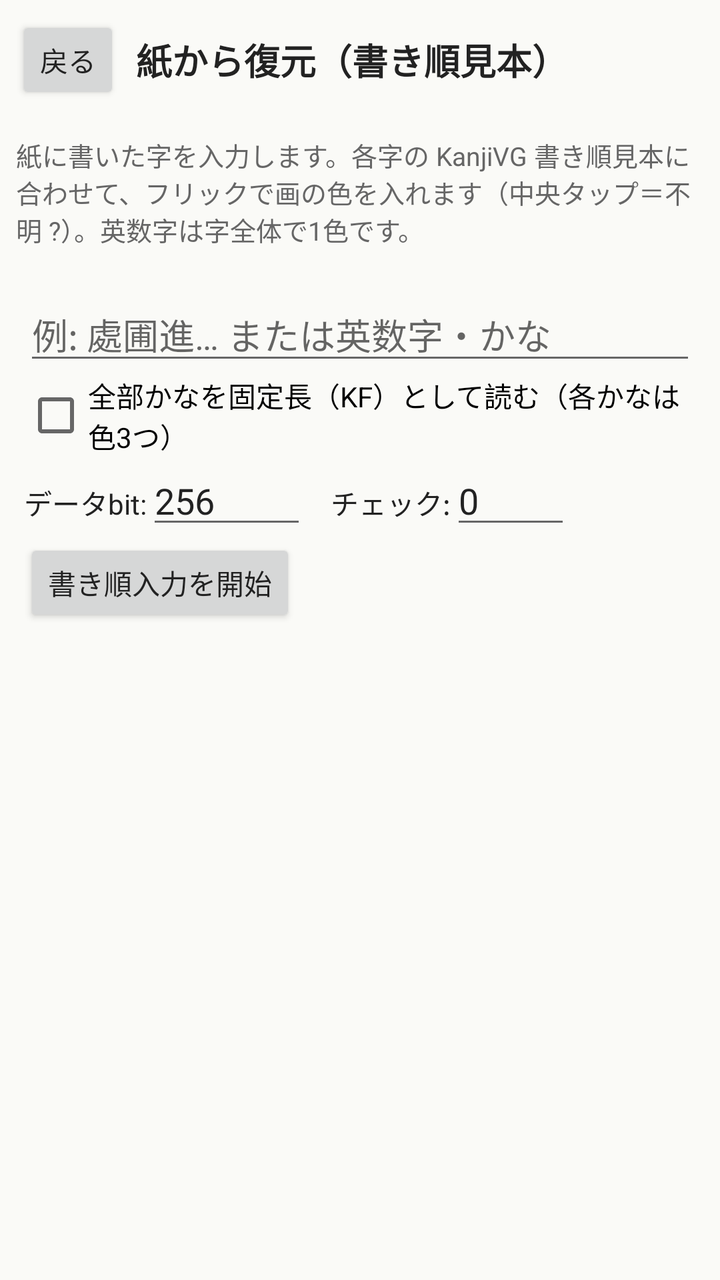
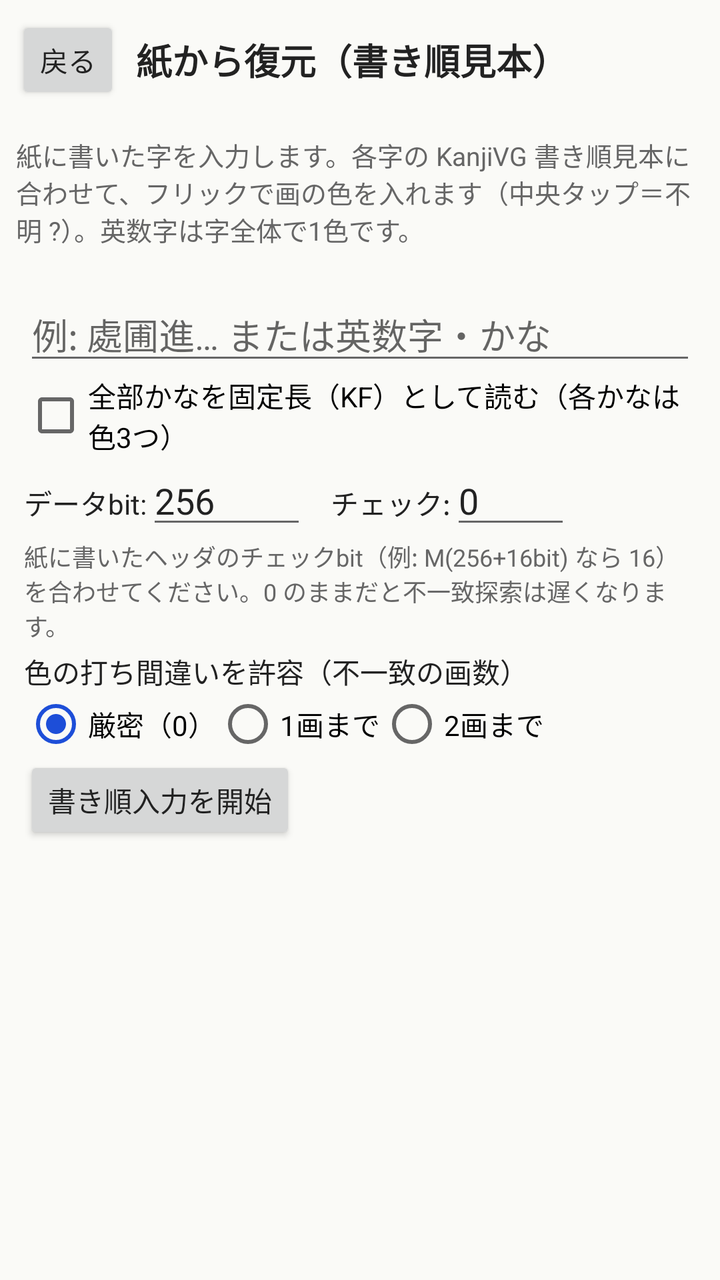

The first picture is an Android layout as it rendered before a commit; the second is the same layout after the commit. The layout source and the unified diff follow.
<!-- AndroidManifest.xml: application theme AppTheme -->
<!-- res/layout/activity_restore.xml -->
<?xml version="1.0" encoding="utf-8"?>
<LinearLayout xmlns:android="http://schemas.android.com/apk/res/android"
    android:id="@+id/root"
    android:layout_width="match_parent"
    android:layout_height="match_parent"
    android:orientation="vertical"
    android:background="?android:attr/colorBackground">

    <LinearLayout android:layout_width="match_parent" android:layout_height="wrap_content"
        android:orientation="horizontal" android:gravity="center_vertical" android:padding="8dp">
        <Button android:id="@+id/bBack" android:layout_width="wrap_content" android:layout_height="wrap_content"
            android:text="@string/kp_back" android:textAllCaps="false" />
        <TextView android:layout_width="0dp" android:layout_height="wrap_content" android:layout_weight="1"
            android:text="@string/restore_title" android:textSize="18sp" android:textStyle="bold"
            android:paddingStart="8dp" android:textColor="@color/text" />
    </LinearLayout>

    <TextView android:id="@+id/restoreHelp" android:layout_width="match_parent" android:layout_height="wrap_content"
        android:text="@string/restore_help" android:textSize="13sp" android:textColor="@color/dim" android:padding="8dp" />

    
    <LinearLayout android:id="@+id/panelChars" android:layout_width="match_parent" android:layout_height="0dp"
        android:layout_weight="1" android:orientation="vertical" android:padding="12dp">
        <EditText android:id="@+id/charsIn" android:layout_width="match_parent" android:layout_height="wrap_content"
            android:hint="@string/restore_chars_hint" android:inputType="text" android:maxLines="3"
            android:importantForAutofill="no" android:saveEnabled="false"
            android:imeOptions="flagNoPersonalizedLearning" />
        <CheckBox android:id="@+id/cbKf" android:layout_width="match_parent" android:layout_height="wrap_content"
            android:text="@string/restore_kf" />
        <LinearLayout android:layout_width="match_parent" android:layout_height="wrap_content" android:orientation="horizontal">
            <TextView android:layout_width="wrap_content" android:layout_height="wrap_content"
                android:text="@string/restore_bits" android:textColor="@color/text" />
            <EditText android:id="@+id/dataBits" android:layout_width="80dp" android:layout_height="wrap_content"
                android:inputType="number" android:text="256" android:saveEnabled="false" />
            <TextView android:layout_width="wrap_content" android:layout_height="wrap_content"
                android:text="@string/restore_check" android:textColor="@color/text" android:paddingStart="12dp" />
            <EditText android:id="@+id/checkBits" android:layout_width="60dp" android:layout_height="wrap_content"
                android:inputType="number" android:text="0" android:saveEnabled="false" />
        </LinearLayout>
        <Button android:id="@+id/bStartStrokes" android:layout_width="wrap_content" android:layout_height="wrap_content"
            android:text="@string/restore_start" android:textAllCaps="false" />
        <TextView android:id="@+id/charsErr" android:layout_width="match_parent" android:layout_height="wrap_content"
            android:textColor="@color/err" />
    </LinearLayout>

    
    <ScrollView android:id="@+id/panelStrokes" android:layout_width="match_parent" android:layout_height="0dp"
        android:layout_weight="1" android:visibility="gone">
        <LinearLayout android:layout_width="match_parent" android:layout_height="wrap_content"
            android:orientation="vertical" android:padding="12dp" android:gravity="center_horizontal">
            <TextView android:id="@+id/strokeProgress" android:layout_width="match_parent" android:layout_height="wrap_content"
                android:textColor="@color/text" android:textSize="14sp" android:gravity="center" />
            <FrameLayout android:id="@+id/sampleBox" android:layout_width="200dp" android:layout_height="200dp"
                android:layout_marginTop="8dp" android:background="@drawable/section_bg" />
            <TextView android:id="@+id/alphaHint" android:layout_width="match_parent" android:layout_height="wrap_content"
                android:textColor="@color/dim" android:gravity="center" android:visibility="gone" />
            <TextView android:id="@+id/strokeGuide" android:layout_width="match_parent" android:layout_height="wrap_content"
                android:text="@string/restore_flick_guide" android:textColor="@color/dim" android:gravity="center"
                android:paddingTop="6dp" />
            <com.zmlworks.kanjicolorkey.FlickColorView
                android:id="@+id/flick"
                android:layout_width="240dp"
                android:layout_height="240dp"
                android:layout_marginTop="4dp" />
            <LinearLayout android:layout_width="match_parent" android:layout_height="wrap_content"
                android:orientation="horizontal" android:gravity="center">
                <Button android:id="@+id/bUndo" android:layout_width="wrap_content" android:layout_height="wrap_content"
                    android:text="@string/restore_undo" android:textAllCaps="false" />
                <Button android:id="@+id/bSkipChar" android:layout_width="wrap_content" android:layout_height="wrap_content"
                    android:text="@string/restore_back_char" android:textAllCaps="false" />
            </LinearLayout>
            <TextView android:id="@+id/colorsSoFar" android:layout_width="match_parent" android:layout_height="wrap_content"
                android:typeface="monospace" android:textColor="@color/text" android:textSize="12sp"
                android:paddingTop="8dp" />
        </LinearLayout>
    </ScrollView>

    
    <ScrollView android:id="@+id/panelResults" android:layout_width="match_parent" android:layout_height="0dp"
        android:layout_weight="1" android:visibility="gone">
        <LinearLayout android:id="@+id/resultsBox" android:layout_width="match_parent" android:layout_height="wrap_content"
            android:orientation="vertical" android:padding="12dp" />
    </ScrollView>

    <TextView android:id="@+id/status" android:layout_width="match_parent" android:layout_height="wrap_content"
        android:textColor="@color/dim" android:padding="8dp" />
</LinearLayout>
<!-- resources referenced by this layout -->
<resources>
  <color name="dim">#FF666666</color>
  <color name="err">#FFBB0000</color>
  <color name="text">#FF222222</color>
  <!-- drawable section_bg (drawable) -->
  <?xml version="1.0" encoding="utf-8"?>
  <shape xmlns:android="http://schemas.android.com/apk/res/android" android:shape="rectangle">
      <solid android:color="@color/card" />
      <stroke android:width="1dp" android:color="@color/line" />
      <corners android:radius="8dp" />
  </shape>
  <string name="kp_back">戻る</string>
  <string name="restore_back_char">前の字へ</string>
  <string name="restore_bits">データbit:</string>
  <string name="restore_chars_hint">例: 處圃進… または英数字・かな</string>
  <string name="restore_check">チェック:</string>
  <string name="restore_flick_guide">↑黒 · →赤 · ←青 · ↓緑 · 中央=?</string>
  <string name="restore_help">紙に書いた字を入力します。各字の KanjiVG 書き順見本に合わせて、フリックで画の色を入れます（中央タップ＝不明 "?"）。英数字は字全体で1色です。</string>
  <string name="restore_kf">全部かなを固定長（KF）として読む（各かなは色3つ）</string>
  <string name="restore_start">書き順入力を開始</string>
  <string name="restore_title">紙から復元（書き順見本）</string>
  <string name="restore_undo">1画戻す</string>
  <style name="AppTheme" parent="android:Theme.Material.Light.NoActionBar">
          <item name="android:colorPrimary">@color/bar</item>
          <item name="android:colorPrimaryDark">@color/bar</item>
          <item name="android:colorAccent">@color/accent</item>
          <item name="android:colorBackground">@color/bg</item>
          <item name="android:windowBackground">@color/bar</item>
          <item name="android:textColorPrimary">@color/text</item>
          <item name="android:textColorSecondary">@color/dim</item>
          <item name="android:statusBarColor">@color/bar</item>
          <item name="android:navigationBarColor">@color/bar</item>
          <item name="android:buttonStyle">@style/Btn</item>
      </style>
  <color name="card">#FFFFFFFF</color>
  <color name="line">#FFCCCCCC</color>
  <color name="bar">#FF1B1E26</color>
  <color name="accent">#FF1D4ED8</color>
  <color name="bg">#FFFAFAF7</color>
  <style name="Btn" parent="android:Widget.Material.Light.Button">
          <item name="android:textAllCaps">false</item>
          <item name="android:minHeight">44dp</item>
          <item name="android:minWidth">48dp</item>
          <item name="android:textSize">14sp</item>
      </style>
</resources>

<!-- the commit's change to res/layout/activity_restore.xml (unified diff, before → after) -->
@@ -37,6 +37,20 @@
             <EditText android:id="@+id/checkBits" android:layout_width="60dp" android:layout_height="wrap_content"
                 android:inputType="number" android:text="0" android:saveEnabled="false" />
         </LinearLayout>
+        <TextView android:layout_width="match_parent" android:layout_height="wrap_content"
+            android:text="@string/restore_check_hint" android:textColor="@color/dim" android:textSize="12sp"
+            android:paddingBottom="4dp" />
+        <TextView android:layout_width="match_parent" android:layout_height="wrap_content"
+            android:text="@string/restore_mismatch" android:textColor="@color/text" />
+        <RadioGroup android:id="@+id/mismatchDepth" android:layout_width="match_parent"
+            android:layout_height="wrap_content" android:orientation="horizontal">
+            <RadioButton android:id="@+id/mismatch0" android:layout_width="wrap_content" android:layout_height="wrap_content"
+                android:text="@string/restore_mismatch_0" android:checked="true" />
+            <RadioButton android:id="@+id/mismatch1" android:layout_width="wrap_content" android:layout_height="wrap_content"
+                android:text="@string/restore_mismatch_1" />
+            <RadioButton android:id="@+id/mismatch2" android:layout_width="wrap_content" android:layout_height="wrap_content"
+                android:text="@string/restore_mismatch_2" />
+        </RadioGroup>
         <Button android:id="@+id/bStartStrokes" android:layout_width="wrap_content" android:layout_height="wrap_content"
             android:text="@string/restore_start" android:textAllCaps="false" />
         <TextView android:id="@+id/charsErr" android:layout_width="match_parent" android:layout_height="wrap_content"
<!-- resource entries referenced after the edit -->
@@ -15,9 +15,14 @@
   <string name="restore_bits">データbit:</string>
   <string name="restore_chars_hint">例: 處圃進… または英数字・かな</string>
   <string name="restore_check">チェック:</string>
+  <string name="restore_check_hint">紙に書いたヘッダのチェックbit（例: M(256+16bit) なら 16）を合わせてください。0 のままだと不一致探索は遅くなります。</string>
   <string name="restore_flick_guide">↑黒 · →赤 · ←青 · ↓緑 · 中央=?</string>
   <string name="restore_help">紙に書いた字を入力します。各字の KanjiVG 書き順見本に合わせて、フリックで画の色を入れます（中央タップ＝不明 "?"）。英数字は字全体で1色です。</string>
   <string name="restore_kf">全部かなを固定長（KF）として読む（各かなは色3つ）</string>
+  <string name="restore_mismatch">色の打ち間違いを許容（不一致の画数）</string>
+  <string name="restore_mismatch_0">厳密（0）</string>
+  <string name="restore_mismatch_1">1画まで</string>
+  <string name="restore_mismatch_2">2画まで</string>
   <string name="restore_start">書き順入力を開始</string>
   <string name="restore_title">紙から復元（書き順見本）</string>
   <string name="restore_undo">1画戻す</string>
